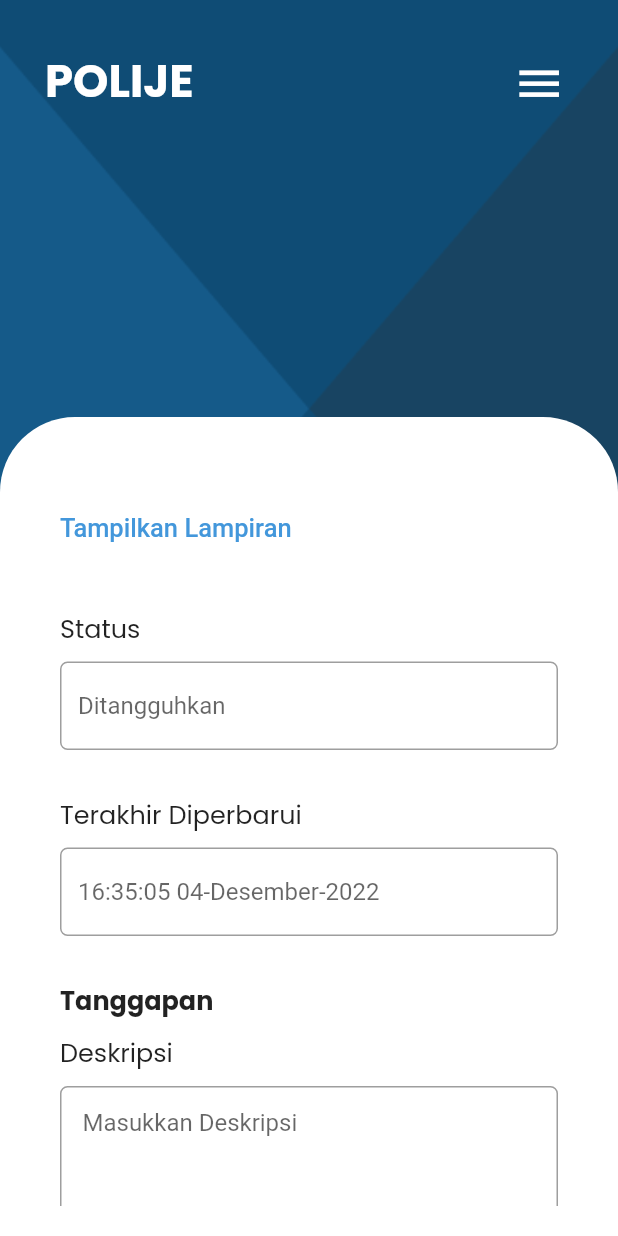
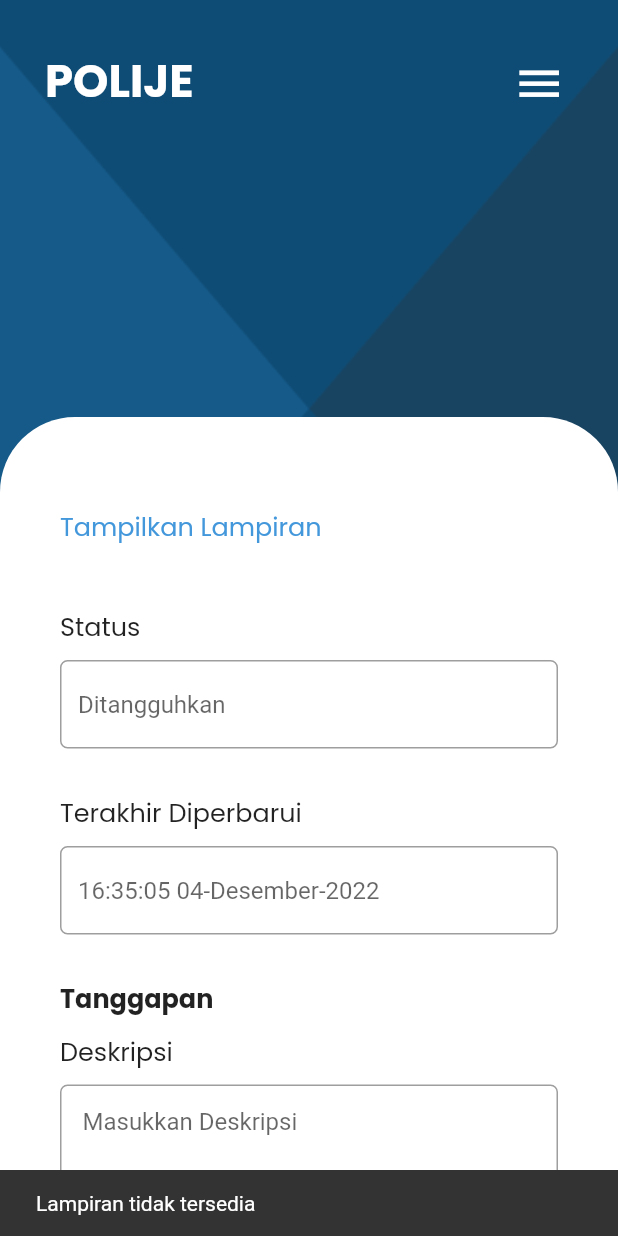
Before and after one commit to aristocaesar/polije-complaint-information-system-mobile, a Flutter app: the DetailLaporan screen opened directly with empty values, scrolled down 576 dp, after a tap on "Tampilkan Lampiran", on a phone screen of 412 x 824 dp. Run offline on Flutter 3.47's test engine with Material 2 defaults, Android fonts, the phone set to English and light mode, and no system bars; our stand-ins replace dropdown_button2, file_picker, flutter_dotenv, get, shared_preferences; accounts and stored records are empty; network calls fail.

Commit message:
show detail laporan where klasifikasi id && create string extentions to capitalize part words

```diff
--- a/lib/main.dart
+++ b/lib/main.dart
@@ -22,7 +22,6 @@ class MyApp extends StatelessWidget {
   @override
   Widget build(BuildContext context) {
     return MaterialApp(
-      title: 'Polije Complaint Information System',
       debugShowCheckedModeBanner: false,
       home: const SplashScreen(),
       routes: {
--- a/lib/pages/menus/laporans/detail_laporan.dart
+++ b/lib/pages/menus/laporans/detail_laporan.dart
@@ -1,8 +1,11 @@
-import 'package:dropdown_button2/dropdown_button2.dart';
-import 'package:elapor_polije/pages/menus/laporan.dart';
+import 'dart:convert';
+
+import 'package:elapor_polije/component/string_extentions.dart';
 import 'package:flutter/material.dart';
 import 'package:elapor_polije/component/hero_main.dart';
 import 'package:elapor_polije/component/drawer.dart';
+import 'package:flutter_dotenv/flutter_dotenv.dart';
+import 'package:http/http.dart' as http;
 
 class DetailLaporan extends StatefulWidget {
   final String id;
@@ -21,22 +24,48 @@ class _DetailLaporanState extends State<DetailLaporan> {
   final TextEditingController status = TextEditingController();
   final TextEditingController dateinput = TextEditingController();
   final TextEditingController deskripsiTanggapan = TextEditingController();
-  // list status
-  final List<String> kategoriItems = [
-    'Kesehatan',
-    'Lingkungan',
-    'Kenyamanan Pembelajaran',
-    'Dan lain-lain'
-  ];
-  String? kategoriSelected;
-  // status
-  final List<String> statusItems = [
-    'Mahasiswa / Mahasiswi',
-    'Dosen',
-    'Staf',
-    'Masyarakat',
-  ];
-  String? statusSelected;
+  String lampiranPengguna = "";
+  String lampiranPetugas = "";
+
+  Future _getLaporan(String id) async {
+    var jenisLaporan = id.replaceAll(RegExp(r'[^A-Z,.]+'), "");
+    var jenisLaporanSelect = jenisLaporan == "ADU"
+        ? "pengaduan"
+        : jenisLaporan == "INFO"
+            ? "informasi"
+            : jenisLaporan == "ASPI"
+                ? "aspirasi"
+                : "";
+    var dataKlasifikasi = await http
+        .get(Uri.parse("${dotenv.env['API_HOST']}/$jenisLaporanSelect/$id"));
+    var response = json.decode(dataKlasifikasi.body);
+    deskripsiPengaduan.text = response["data"]["deskripsi"];
+    kategori.text = response["data"]["kategori"];
+    divisi.text = response["data"]["divisi"];
+    status.text = StringExtentions.ucwords(
+        response["data"]["status"].toString().replaceAll("_", " "));
+    dateinput.text = response["data"]["created_at"];
+    deskripsiTanggapan.text =
+        response["data"]["tanggapan"] ?? "Belum ada tanggapan";
+    if (response['data']['lampiran_pengirim'] != null) {
+      setState(() {
+        lampiranPengguna =
+            "${dotenv.env['BASE_HOST']}/public/upload/assets/document/$jenisLaporanSelect/${response['data']['lampiran_pengirim']}";
+      });
+    }
+    if (response['data']['lampiran'] != null) {
+      setState(() {
+        lampiranPetugas =
+            "${dotenv.env['BASE_HOST']}/public/upload/assets/document/$jenisLaporanSelect/${response['data']['lampiran']}";
+      });
+    }
+  }
+
+  @override
+  void initState() {
+    _getLaporan(widget.id);
+    super.initState();
+  }
 
   @override
   Widget build(BuildContext context) {
@@ -87,6 +116,7 @@ class _DetailLaporanState extends State<DetailLaporan> {
                               TextField(
                                 controller: deskripsiPengaduan,
                                 maxLines: 8,
+                                readOnly: true,
                                 decoration: InputDecoration(
                                   contentPadding: const EdgeInsets.all(15),
                                   hintText: "Masukkan Deskripsi",
@@ -105,48 +135,14 @@ class _DetailLaporanState extends State<DetailLaporan> {
                               const SizedBox(
                                 height: 10,
                               ),
-                              DropdownButtonFormField2(
-                                searchController: kategori,
+                              TextFormField(
+                                controller: kategori,
+                                readOnly: true,
                                 decoration: InputDecoration(
-                                  isDense: true,
-                                  contentPadding: EdgeInsets.zero,
+                                  hintText: "Kategori",
                                   border: OutlineInputBorder(
-                                    borderRadius: BorderRadius.circular(6),
-                                  ),
+                                      borderRadius: BorderRadius.circular(5.0)),
                                 ),
-                                isExpanded: true,
-                                hint: const Text(
-                                  'Pilih Jenis Kategori',
-                                  style: TextStyle(fontSize: 15),
-                                ),
-                                icon: const Icon(
-                                  Icons.arrow_drop_down,
-                                  color: Colors.black45,
-                                ),
-                                iconSize: 30,
-                                buttonHeight: 60,
-                                buttonPadding:
-                                    const EdgeInsets.only(left: 20, right: 10),
-                                dropdownDecoration: BoxDecoration(
-                                  borderRadius: BorderRadius.circular(15),
-                                ),
-                                items: kategoriItems
-                                    .map((item) => DropdownMenuItem<String>(
-                                          value: item,
-                                          child: Text(
-                                            item,
-                                            style: const TextStyle(
-                                              fontSize: 14,
-                                            ),
-                                          ),
-                                        ))
-                                    .toList(),
-                                onChanged: (value) {
-                                  kategoriSelected = value.toString();
-                                },
-                                onSaved: (value) {
-                                  kategoriSelected = value.toString();
-                                },
                               ),
                               const SizedBox(
                                 height: 30,
@@ -161,6 +157,7 @@ class _DetailLaporanState extends State<DetailLaporan> {
                               ),
                               TextFormField(
                                 controller: divisi,
+                                readOnly: true,
                                 decoration: InputDecoration(
                                   hintText: "Ketikkan Tujuan Divisi",
                                   border: OutlineInputBorder(
@@ -186,13 +183,24 @@ class _DetailLaporanState extends State<DetailLaporan> {
                                         EdgeInsets.zero)),
 
                                 onPressed: () {
-                                  // selectFile();
+                                  if (lampiranPengguna != "") {
+                                    showDialog(
+                                        context: context,
+                                        builder: (_) =>
+                                            ImageDialog(lampiranPengguna));
+                                  } else {
+                                    ScaffoldMessenger.of(context)
+                                        .showSnackBar(const SnackBar(
+                                      content: Text("Lampiran tidak tersedia"),
+                                    ));
+                                  }
                                 },
                                 child: const Text(
                                   'Tampilkan Lampiran',
                                   style: TextStyle(
                                       fontSize: 17,
-                                      color: Color.fromARGB(255, 67, 151, 219)),
+                                      color: Color.fromARGB(255, 67, 151, 219),
+                                      fontFamily: "Poppins"),
                                 ),
                               ),
                               const SizedBox(
@@ -207,6 +215,7 @@ class _DetailLaporanState extends State<DetailLaporan> {
                                 height: 10,
                               ),
                               TextFormField(
+                                readOnly: true,
                                 controller: status,
                                 decoration: InputDecoration(
                                   hintText: "Ditangguhkan",
@@ -226,7 +235,8 @@ class _DetailLaporanState extends State<DetailLaporan> {
                                 height: 10,
                               ),
                               TextFormField(
-                                controller: status,
+                                readOnly: true,
+                                controller: dateinput,
                                 decoration: InputDecoration(
                                   hintText: "16:35:05 04-Desember-2022",
                                   border: OutlineInputBorder(
@@ -255,6 +265,7 @@ class _DetailLaporanState extends State<DetailLaporan> {
                                 height: 10,
                               ),
                               TextField(
+                                readOnly: true,
                                 controller: deskripsiTanggapan,
                                 maxLines: 8,
                                 decoration: InputDecoration(
@@ -273,18 +284,29 @@ class _DetailLaporanState extends State<DetailLaporan> {
                                     fontFamily: 'Poppins', fontSize: 17),
                               ),
                               TextButton(
-                                // statesController: lampiranTanggapan,
                                 style: const ButtonStyle(
                                     alignment: Alignment.centerLeft,
                                     padding: MaterialStatePropertyAll(
                                         EdgeInsets.zero)),
-                                // controller: _passwordController,
-                                onPressed: () {},
+                                onPressed: () {
+                                  if (lampiranPetugas != "") {
+                                    showDialog(
+                                        context: context,
+                                        builder: (_) =>
+                                            ImageDialog(lampiranPetugas));
+                                  } else {
+                                    ScaffoldMessenger.of(context)
+                                        .showSnackBar(const SnackBar(
+                                      content: Text("Lampiran tidak tersedia"),
+                                    ));
+                                  }
+                                },
                                 child: const Text(
                                   'Tampilkan Lampiran',
                                   style: TextStyle(
                                       fontSize: 17,
-                                      color: Color.fromARGB(255, 67, 151, 219)),
+                                      color: Color.fromARGB(255, 67, 151, 219),
+                                      fontFamily: "Poppins"),
                                 ),
                               ),
                               const SizedBox(
@@ -306,20 +328,7 @@ class _DetailLaporanState extends State<DetailLaporan> {
                                       ),
                                     ),
                                     onPressed: () {
-                                      if (submitlaporanedit(
-                                          deskripsiPengaduan.text,
-                                          kategoriSelected.toString(),
-                                          divisi.text,
-                                          status.text,
-                                          dateinput.text,
-                                          deskripsiTanggapan.text)) {
-                                        Navigator.push(
-                                          context,
-                                          MaterialPageRoute(
-                                              builder: (context) =>
-                                                  const Laporan()),
-                                        );
-                                      }
+                                      Navigator.pop(context);
                                     },
                                     child: const Icon(
                                       Icons.arrow_back,
@@ -341,7 +350,13 @@ class _DetailLaporanState extends State<DetailLaporan> {
   }
 }
 
-submitlaporanedit(String deskripsiPengaduan, String kategori, String divisi,
-    String status, String dateinput, String deskripsiTanggapan) {
-  return true;
+class ImageDialog extends StatelessWidget {
+  final String link;
+  const ImageDialog(this.link, {Key? key}) : super(key: key);
+
+  @override
+  Widget build(BuildContext context) {
+    return Dialog(
+        child: Image.network(link, width: 800, height: 600, fit: BoxFit.cover));
+  }
 }
```
Also changed, not shown: lib/component/string_extentions.dart (added, +9 -0 lines), lib/pages/menus/laporan.dart (+28 -17 lines).
